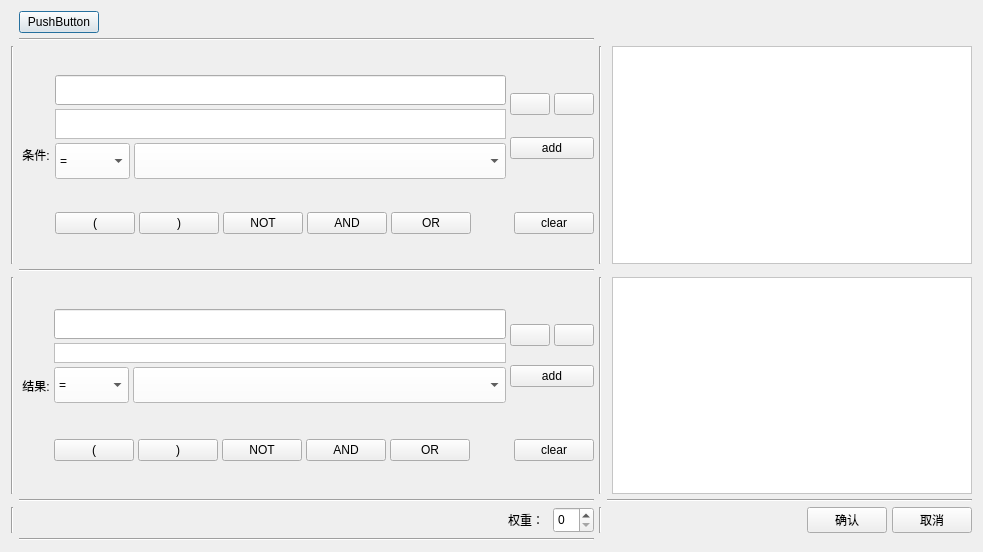
Qt form Rule-design/uisrc/addruledialog.ui (zhyhouyuan/Project) before a commit.
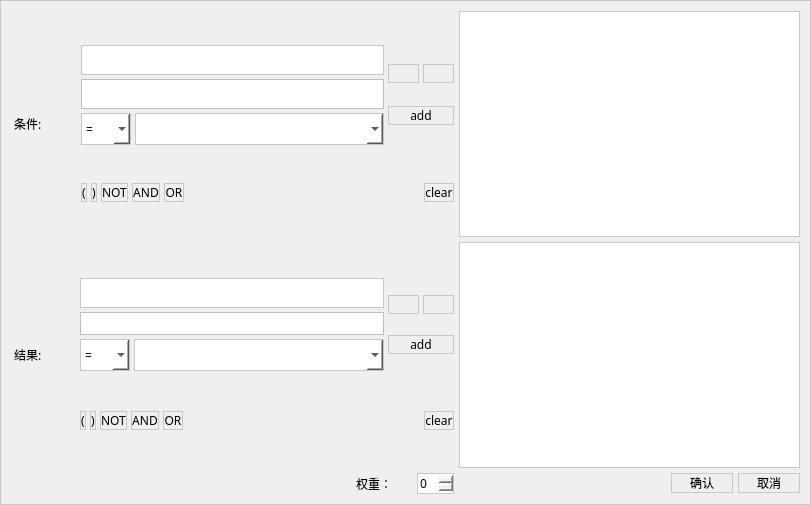
The same form after that commit. Icons and pictures are not drawn. Custom widgets are drawn as their Qt base class.

```diff
--- a/Rule-design/uisrc/addruledialog.ui
+++ b/Rule-design/uisrc/addruledialog.ui
@@ -6,90 +6,46 @@
    <rect>
     <x>0</x>
     <y>0</y>
-    <width>983</width>
-    <height>552</height>
+    <width>811</width>
+    <height>505</height>
    </rect>
   </property>
+  <property name="font">
+   <font>
+    <family>微软雅黑</family>
+   </font>
+  </property>
   <property name="windowTitle">
    <string>Dialog</string>
   </property>
   <property name="styleSheet">
-   <string notr="true"/>
+   <string notr="true">border: 1px solid rgb(200, 200, 200);</string>
   </property>
-  <layout class="QGridLayout" name="gridLayout_3" rowstretch="0,0,0,0,0,0,0,1" columnstretch="0,0,0,0,1,1" rowminimumheight="0,0,0,0,0,0,0,1" columnminimumwidth="0,0,0,0,0,1">
+  <layout class="QGridLayout" name="gridLayout_3" rowstretch="0,0,0" columnstretch="0,0,1,1">
    <property name="spacing">
     <number>5</number>
    </property>
-   <item row="0" column="1">
-    <layout class="QHBoxLayout" name="horizontalLayout_7">
-     <item>
-      <widget class="QPushButton" name="pp">
-       <property name="styleSheet">
-        <string notr="true">QPushButton{
-border:2px;
-border-radius: 10px;
-padding:5px;
-font: 12pt &quot;宋体&quot;;
-background-color:white;
-}
-QPushButton:pressed{
-                   background-color:rgba(100,255,100,200);
-                   border-color:rgba(255,255,255,30);
-                   border-style:inset;
-                   color:rgba(0,0,0,100);
-
-}
-QPushButton:hover{
-                   background-color: #f26522;
-					color:#fff;
-                   };</string>
-       </property>
-       <property name="text">
-        <string>PushButton</string>
-       </property>
-      </widget>
-     </item>
-     <item>
-      <spacer name="horizontalSpacer_3">
-       <property name="orientation">
-        <enum>Qt::Horizontal</enum>
-       </property>
-       <property name="sizeHint" stdset="0">
-        <size>
-         <width>40</width>
-         <height>20</height>
-        </size>
-       </property>
-      </spacer>
-     </item>
-    </layout>
-   </item>
-   <item row="1" column="1">
-    <widget class="Line" name="line_5">
-     <property name="orientation">
-      <enum>Qt::Horizontal</enum>
-     </property>
-    </widget>
-   </item>
-   <item row="2" column="0">
-    <widget class="Line" name="line_6">
-     <property name="orientation">
-      <enum>Qt::Vertical</enum>
-     </property>
-    </widget>
-   </item>
-   <item row="2" column="1">
+   <item row="0" column="0">
     <layout class="QHBoxLayout" name="horizontalLayout_5">
      <item>
       <widget class="QLabel" name="label">
+       <property name="minimumSize">
+        <size>
+         <width>65</width>
+         <height>0</height>
+        </size>
+       </property>
        <property name="styleSheet">
-        <string notr="true">font: 12pt &quot;宋体&quot;;
-
-</string>
+        <string notr="true">font: 12pt &quot;Microsoft YaHei&quot;;
+border:none;
+border-radius: 12px;</string>
        </property>
        <property name="text">
         <string> 条件:</string>
        </property>
+       <property name="margin">
+        <number>3</number>
+       </property>
       </widget>
      </item>
      <item>
@@ -578,47 +534,30 @@
      </item>
     </layout>
    </item>
-   <item row="2" column="2" colspan="2">
-    <widget class="Line" name="line_7">
-     <property name="sizePolicy">
-      <sizepolicy hsizetype="Fixed" vsizetype="Expanding">
-       <horstretch>0</horstretch>
-       <verstretch>0</verstretch>
-      </sizepolicy>
-     </property>
-     <property name="orientation">
-      <enum>Qt::Vertical</enum>
-     </property>
-    </widget>
-   </item>
-   <item row="3" column="1">
-    <widget class="Line" name="line">
-     <property name="orientation">
-      <enum>Qt::Horizontal</enum>
-     </property>
-    </widget>
-   </item>
-   <item row="4" column="0">
-    <widget class="Line" name="line_3">
-     <property name="orientation">
-      <enum>Qt::Vertical</enum>
-     </property>
-    </widget>
-   </item>
-   <item row="4" column="1">
+   <item row="1" column="0">
     <layout class="QHBoxLayout" name="horizontalLayout_6">
      <property name="spacing">
       <number>4</number>
      </property>
      <item>
       <widget class="QLabel" name="label_2">
+       <property name="minimumSize">
+        <size>
+         <width>65</width>
+         <height>0</height>
+        </size>
+       </property>
        <property name="styleSheet">
-        <string notr="true">font: 12pt &quot;宋体&quot;;
-</string>
+        <string notr="true">font: 12pt &quot;Microsoft YaHei&quot;;
+border:none;
+border-radius: 12px;</string>
        </property>
        <property name="text">
         <string> 结果:</string>
        </property>
+       <property name="margin">
+        <number>3</number>
+       </property>
       </widget>
      </item>
      <item>
@@ -1101,35 +1040,58 @@
      </item>
     </layout>
    </item>
-   <item row="4" column="2" colspan="2">
-    <widget class="Line" name="line_8">
-     <property name="orientation">
-      <enum>Qt::Vertical</enum>
-     </property>
-    </widget>
+   <item row="2" column="1" colspan="3">
+    <layout class="QHBoxLayout" name="horizontalLayout_8">
+     <item>
+      <spacer name="horizontalSpacer_5">
+       <property name="orientation">
+        <enum>Qt::Horizontal</enum>
+       </property>
+       <property name="sizeHint" stdset="0">
+        <size>
+         <width>40</width>
+         <height>20</height>
+        </size>
+       </property>
+      </spacer>
+     </item>
+     <item>
+      <widget class="QPushButton" name="pushButton">
+       <property name="minimumSize">
+        <size>
+         <width>62</width>
+         <height>0</height>
+        </size>
+       </property>
+       <property name="styleSheet">
+        <string notr="true">font: 12pt &quot;Microsoft YaHei&quot;;
+
+</string>
+       </property>
+       <property name="text">
+        <string>确认</string>
+       </property>
+      </widget>
+     </item>
+     <item>
+      <widget class="QPushButton" name="pushButton_2">
+       <property name="minimumSize">
+        <size>
+         <width>62</width>
+         <height>0</height>
+        </size>
+       </property>
+       <property name="styleSheet">
+        <string notr="true">font: 12pt &quot;Microsoft YaHei&quot;;</string>
+       </property>
+       <property name="text">
+        <string>取消</string>
+       </property>
+      </widget>
+     </item>
+    </layout>
    </item>
-   <item row="5" column="1">
-    <widget class="Line" name="line_4">
-     <property name="orientation">
-      <enum>Qt::Horizontal</enum>
-     </property>
-    </widget>
-   </item>
-   <item row="5" column="3" colspan="3">
-    <widget class="Line" name="line_11">
-     <property name="orientation">
-      <enum>Qt::Horizontal</enum>
-     </property>
-    </widget>
-   </item>
-   <item row="6" column="0">
-    <widget class="Line" name="line_10">
-     <property name="orientation">
-      <enum>Qt::Vertical</enum>
-     </property>
-    </widget>
-   </item>
-   <item row="6" column="1">
+   <item row="2" column="0">
     <layout class="QHBoxLayout" name="horizontalLayout_9">
      <item>
       <spacer name="horizontalSpacer_4">
@@ -1146,8 +1108,15 @@
      </item>
      <item>
       <widget class="QLabel" name="label_3">
+       <property name="minimumSize">
+        <size>
+         <width>56</width>
+         <height>0</height>
+        </size>
+       </property>
        <property name="styleSheet">
-        <string notr="true">font: 12pt &quot;Agency FB&quot;;</string>
+        <string notr="true">font: 10pt &quot;Microsoft YaHei&quot;;
+border:none;</string>
        </property>
        <property name="text">
         <string>权重： </string>
@@ -1175,62 +1144,7 @@
      </item>
     </layout>
    </item>
-   <item row="6" column="2">
-    <widget class="Line" name="line_9">
-     <property name="orientation">
-      <enum>Qt::Vertical</enum>
-     </property>
-    </widget>
-   </item>
-   <item row="6" column="3" colspan="3">
-    <layout class="QHBoxLayout" name="horizontalLayout_8">
-     <item>
-      <spacer name="horizontalSpacer_5">
-       <property name="orientation">
-        <enum>Qt::Horizontal</enum>
-       </property>
-       <property name="sizeHint" stdset="0">
-        <size>
-         <width>40</width>
-         <height>20</height>
-        </size>
-       </property>
-      </spacer>
-     </item>
-     <item>
-      <widget class="QPushButton" name="pushButton">
-       <property name="styleSheet">
-        <string notr="true">
-font: 14pt &quot;宋体&quot;;
-
-</string>
-       </property>
-       <property name="text">
-        <string>确认</string>
-       </property>
-      </widget>
-     </item>
-     <item>
-      <widget class="QPushButton" name="pushButton_2">
-       <property name="styleSheet">
-        <string notr="true">
-font: 14pt &quot;宋体&quot;;</string>
-       </property>
-       <property name="text">
-        <string>取消</string>
-       </property>
-      </widget>
-     </item>
-    </layout>
-   </item>
-   <item row="7" column="1">
-    <widget class="Line" name="line_2">
-     <property name="orientation">
-      <enum>Qt::Horizontal</enum>
-     </property>
-    </widget>
-   </item>
-   <item row="4" column="4" colspan="2">
+   <item row="1" column="1" colspan="3">
     <widget class="QTextEdit" name="textEdit_2">
      <property name="styleSheet">
       <string notr="true">background-color: rgb(255, 255, 255);
@@ -1238,7 +1152,7 @@
      </property>
     </widget>
    </item>
-   <item row="2" column="4" colspan="2">
+   <item row="0" column="1" colspan="3">
     <widget class="QTextEdit" name="textEdit">
      <property name="styleSheet">
       <string notr="true">background-color: rgb(255, 255, 255);
```
Left out of the diff: 86 changed lines with no effect on the pictures.
